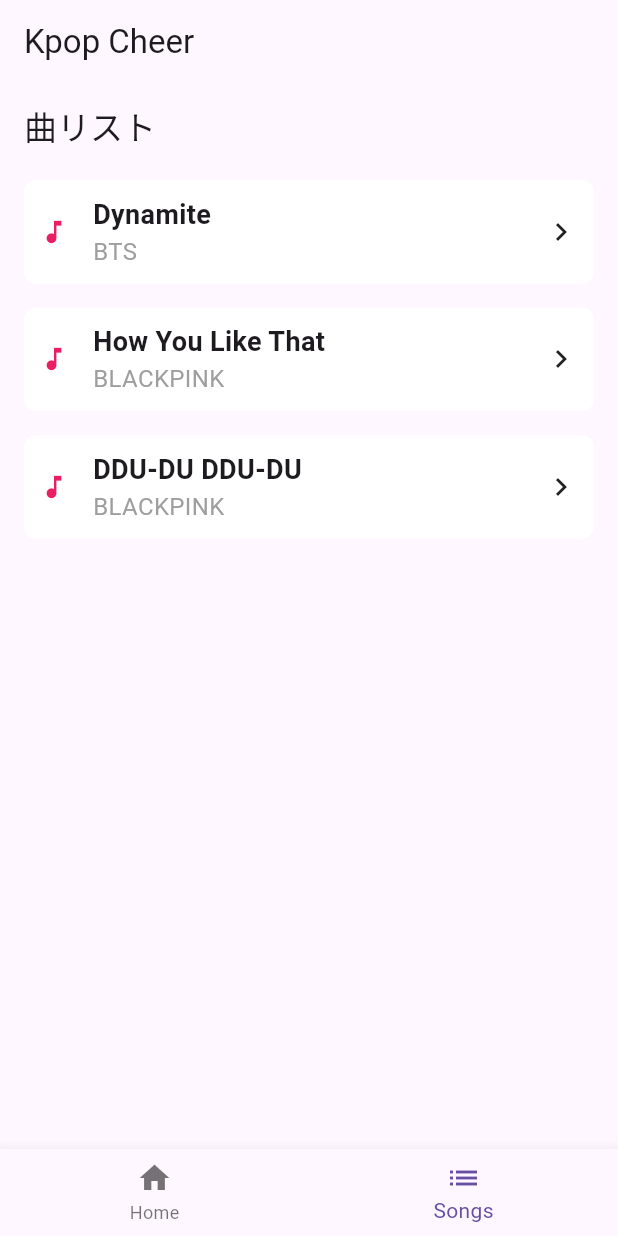
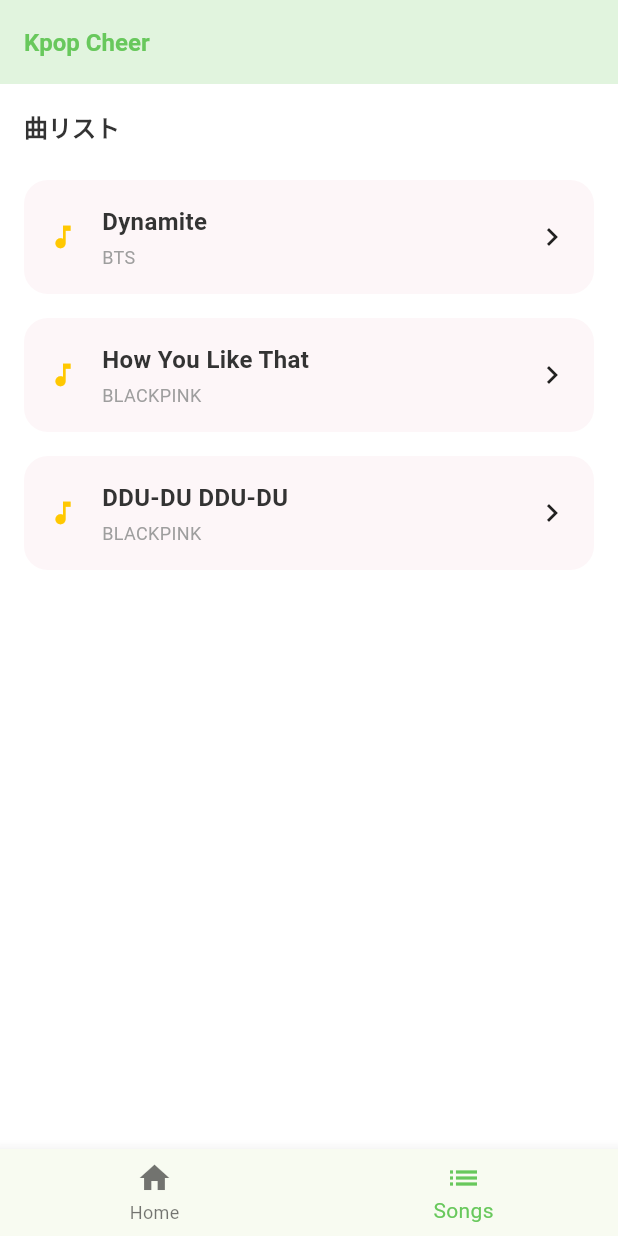
Before and after one commit to mun-o2/kpop_cheer, a Flutter app: the screen it shows after launch, item 2 of the bottom bar chosen, on a phone screen of 412 x 824 dp. Run offline on Flutter 3.47's test engine with Material 3 defaults, Android fonts, the light colour scheme and no system bars; our stand-ins replace google_fonts.

Commit message:
change color and font

```diff
--- a/lib/main.dart
+++ b/lib/main.dart
@@ -1,6 +1,17 @@
 import 'package:flutter/material.dart';
 import 'package:kpop_cheer/tabbar.dart';
 import 'package:kpop_cheer/addSong.dart';
+import 'package:google_fonts/google_fonts.dart';
+
+// 色の定義
+class AppColors {
+  static const primary = Color(0xFF68C85C); // 緑
+  static const accent = Color(0xFFFFC801); // 黄色
+  static const softPink = Color.fromARGB(255, 255, 247, 250); // ピンク
+
+  static const textPrimary = Color(0xFF333333); // 黒系
+  static const background = Colors.white; // 白系
+}
 
 void main() {
   runApp(const MyApp());
@@ -12,10 +23,30 @@
   @override
   Widget build(BuildContext context) {
     return MaterialApp(
+      debugShowCheckedModeBanner: false,
       title: 'Flutter Demo',
       theme: ThemeData(
-        primarySwatch: Colors.blue,
-        visualDensity: VisualDensity.adaptivePlatformDensity,
+        scaffoldBackgroundColor: AppColors.background,
+        colorScheme: ColorScheme.fromSeed(
+          seedColor: AppColors.primary,
+          primary: AppColors.primary,
+          secondary: AppColors.accent,
+        ),
+        textTheme: GoogleFonts.zenKakuGothicNewTextTheme(
+          const TextTheme(
+            bodyMedium: TextStyle(color: AppColors.textPrimary, fontSize: 16),
+            titleLarge: TextStyle(
+              color: AppColors.textPrimary,
+              fontSize: 16,
+              fontWeight: FontWeight.bold,
+            ),
+          ),
+        ),
+        appBarTheme: const AppBarTheme(
+          backgroundColor: AppColors.background,
+          foregroundColor: AppColors.textPrimary,
+          elevation: 0,
+        ),
       ),
       home: MainTabScreen(),
     );
@@ -37,6 +68,14 @@
     return Scaffold(
       body: Center(
         child: ElevatedButton(
+          style: ElevatedButton.styleFrom(
+            backgroundColor: AppColors.primary,
+            foregroundColor: Colors.white,
+            shape: RoundedRectangleBorder(
+              borderRadius: BorderRadius.circular(16),
+            ),
+            padding: const EdgeInsets.symmetric(horizontal: 24, vertical: 12),
+          ),
           onPressed: () {
             showModalBottomSheet(
               context: context,
--- a/lib/songList.dart
+++ b/lib/songList.dart
@@ -1,15 +1,22 @@
 import 'package:flutter/material.dart';
 import 'package:kpop_cheer/song_practice.dart';
 
-class SongList extends StatelessWidget {
-  SongList({super.key});
+class SongList extends StatefulWidget {
+  const SongList({super.key});
 
+  @override
+  State<SongList> createState() => _SongListState();
+}
+
+class _SongListState extends State<SongList> {
   //TODO: 曲のリストを実際のデータに置き換える
   final List<Map<String, String>> songs = [
     {'title': 'Dynamite', 'artist': 'BTS'},
     {'title': 'How You Like That', 'artist': 'BLACKPINK'},
     {'title': 'DDU-DU DDU-DU', 'artist': 'BLACKPINK'},
   ];
+
+  int selectedIndex = -1;
 
   @override
   Widget build(BuildContext context) {
@@ -21,22 +28,36 @@
           final song = songs[index];
 
           return InkWell(
-            onTap: () {
-              Navigator.push(
+            onTap: () async {
+              setState(() {
+                selectedIndex = index;
+              });
+              await Navigator.push(
                 context,
                 MaterialPageRoute(builder: (context) => SongPractice()),
               );
+              setState(() {
+                selectedIndex = -1;
+              });
             },
+            splashColor: Colors.transparent,
+            highlightColor: Colors.transparent,
             child: Container(
               margin: const EdgeInsets.symmetric(horizontal: 16, vertical: 8),
-              padding: const EdgeInsets.all(10),
+              padding: const EdgeInsets.all(16),
               decoration: BoxDecoration(
-                color: Colors.white,
-                borderRadius: BorderRadius.circular(8),
+                color: selectedIndex == index
+                    ? Color.fromARGB(255, 255, 231, 239)
+                    : Color.fromARGB(255, 253, 246, 248),
+                borderRadius: BorderRadius.circular(16),
               ),
               child: Row(
                 children: [
-                  const Icon(Icons.music_note, size: 20, color: Colors.pink),
+                  const Icon(
+                    Icons.music_note,
+                    size: 20,
+                    color: Color(0xFFFFC801),
+                  ),
                   const SizedBox(width: 16),
                   Expanded(
                     child: Column(
@@ -45,14 +66,15 @@
                         Text(
                           song['title']!,
                           style: const TextStyle(
-                            fontSize: 18,
+                            fontSize: 16,
                             fontWeight: FontWeight.bold,
                           ),
                         ),
+                        SizedBox(height: 4),
                         Text(
                           song['artist']!,
                           style: const TextStyle(
-                            fontSize: 16,
+                            fontSize: 12,
                             color: Colors.grey,
                           ),
                         ),
--- a/lib/tabbar.dart
+++ b/lib/tabbar.dart
@@ -1,6 +1,16 @@
 import 'package:flutter/material.dart';
 import 'package:kpop_cheer/main.dart';
 import 'package:kpop_cheer/songList.dart';
+
+// 色の定義
+class AppColors {
+  static const primary = Color(0xFF68C85C); // 緑
+  static const accent = Color(0xFFFFC801); // 黄色
+  static const softPink = Color.fromARGB(255, 255, 247, 250); // ピンク
+
+  static const textPrimary = Color(0xFF333333); // 黒系
+  static const background = Colors.white; // 白系
+}
 
 class MainTabScreen extends StatefulWidget {
   @override
@@ -14,7 +24,12 @@
   @override
   Widget build(BuildContext context) {
     return Scaffold(
-      appBar: AppBar(title: Text('Kpop Cheer')),
+      appBar: AppBar(
+        title: Text('Kpop Cheer'),
+        backgroundColor: AppColors.primary.withOpacity(0.2),
+        foregroundColor: AppColors.primary,
+        elevation: 0,
+      ),
       body: _pageWidgets.elementAt(_currentIndex),
       bottomNavigationBar: BottomNavigationBar(
         items: <BottomNavigationBarItem>[
--- a/pubspec.yaml
+++ b/pubspec.yaml
@@ -45,16 +45,13 @@
   # package. See that file for information about deactivating specific lint
   # rules and activating additional ones.
   flutter_lints: ^6.0.0
+  google_fonts: ^6.0.0
 
 # For information on the generic Dart part of this file, see the
 # following page: https://dart.dev/tools/pub/pubspec
 
 # The following section is specific to Flutter packages.
 flutter:
-
-  # The following line ensures that the Material Icons font is
-  # included with your application, so that you can use the icons in
-  # the material Icons class.
   uses-material-design: true
 
   # To add assets to your application, add an assets section, like this:
```
Also changed, not shown: pubspec.lock, 11 other files.
